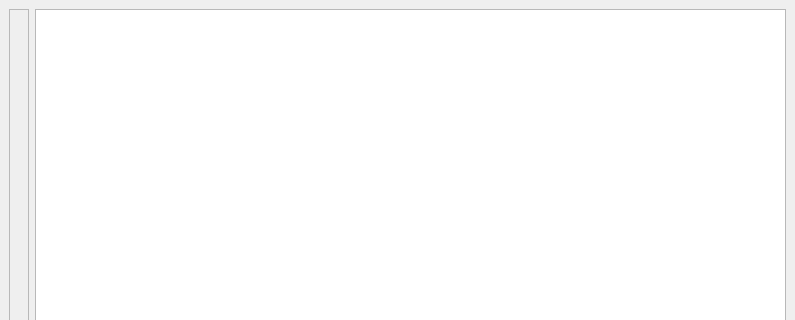
Old version of the form mainWindow2.ui in the repository stephahn/WoodSection; both pictures show x 0 to 795 and y 0 to 320 of the 795 by 600 pixel window.
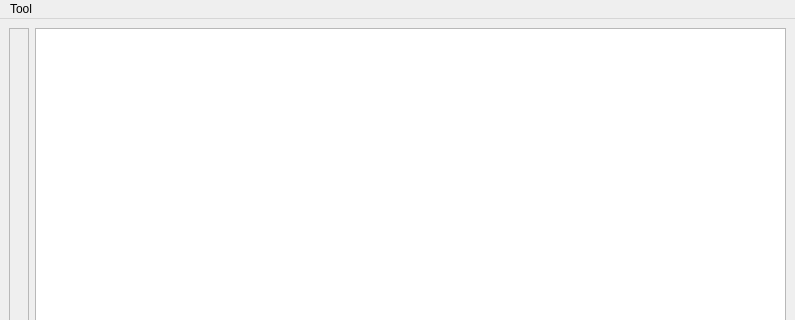
New version of the form. Custom widgets are drawn as their Qt base class.

Commit message: Can measure distance. Add thread and progress bar

```diff
--- a/mainWindow2.ui
+++ b/mainWindow2.ui
@@ -64,6 +64,13 @@
      <height>21</height>
     </rect>
    </property>
+   <widget class="QMenu" name="menuMeasure">
+    <property name="title">
+     <string>Tool</string>
+    </property>
+    <addaction name="actionLaunch"/>
+   </widget>
+   <addaction name="menuMeasure"/>
   </widget>
   <widget class="QStatusBar" name="statusbar"/>
   <action name="actionSwitch_image_part">
```
Left out of the diff: 5 changed lines with no effect on the pictures. The commit also changes 6 other files.
